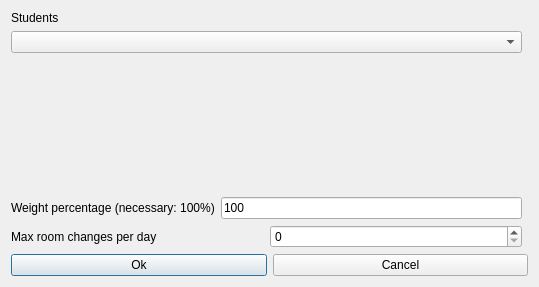
First picture: the form in fet/src/interface/modifyconstraintstudentssetmaxroomchangesperrealdayform_template.ui, repository vonmecheln/fet, before the edit.
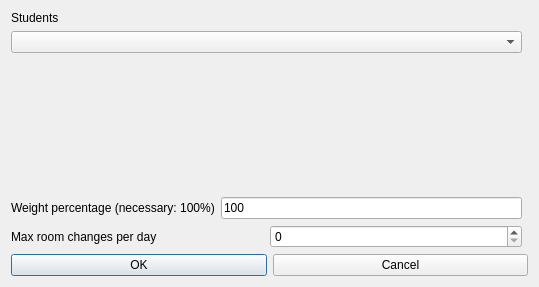
Second picture: the form after the edit.

What changed in the file:
```diff
--- a/fet/src/interface/modifyconstraintstudentssetmaxroomchangesperrealdayform_template.ui
+++ b/fet/src/interface/modifyconstraintstudentssetmaxroomchangesperrealdayform_template.ui
@@ -95,7 +95,7 @@
      <item>
       <widget class="QPushButton" name="okPushButton">
        <property name="text">
-        <string>Ok</string>
+        <string>OK</string>
        </property>
       </widget>
      </item>
```
